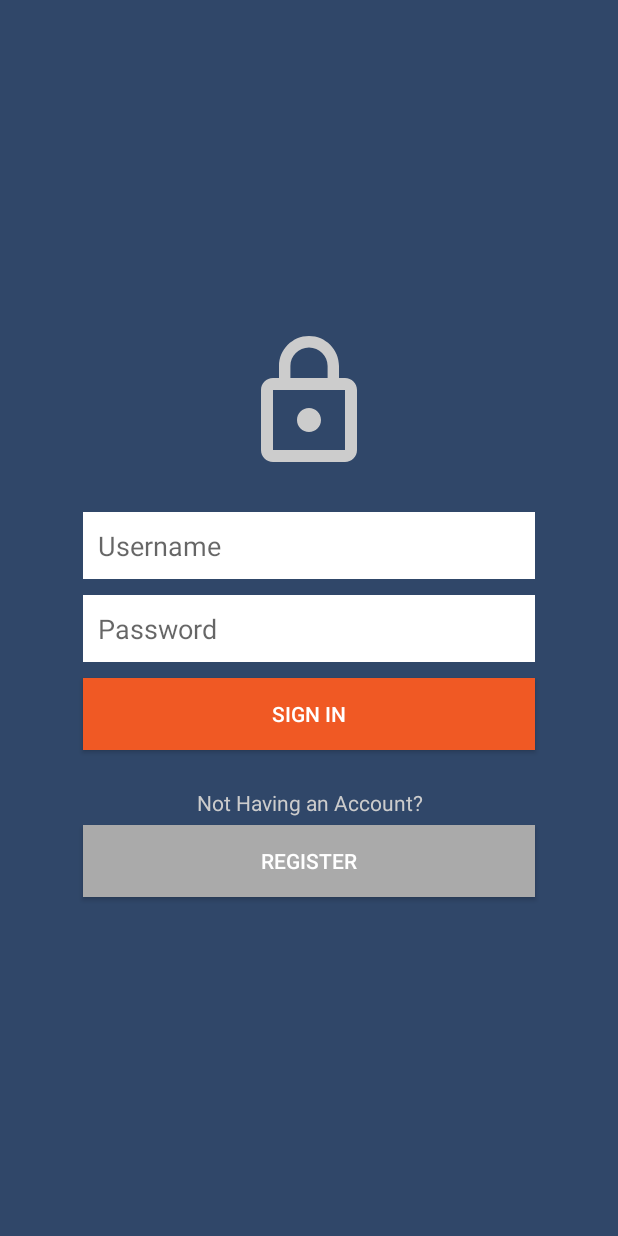
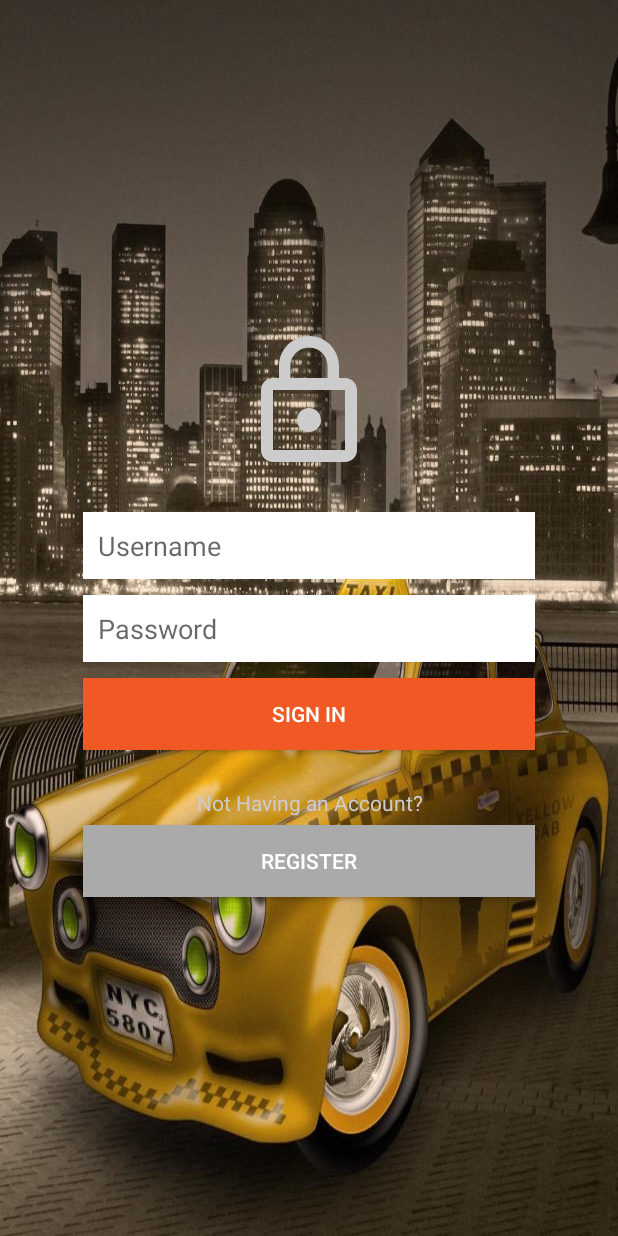
Before and after one commit to wilfredlams/DecentralCabs, an Android app: the screen it shows after launch (LoginActivity), on a phone screen of 412 x 824 dp. Run offline under Robolectric (Android 15) with nearby library versions, the light colour scheme and no system bars; our stand-ins replace Volley.

Commit message:
Change PIC

```diff
--- a/app/src/main/res/layout/activity_login.xml
+++ b/app/src/main/res/layout/activity_login.xml
@@ -3,7 +3,7 @@
     xmlns:tools="http://schemas.android.com/tools"
     android:layout_width="match_parent"
     android:layout_height="match_parent"
-    android:background="#304769"
+    android:background="@drawable/wallpaper"
     android:gravity="center_vertical"
     android:orientation="vertical"
     android:padding="50dp"
```
Also changed, not shown: app/src/main/res/drawable-mdpi/wallpaper.jpg (added).
